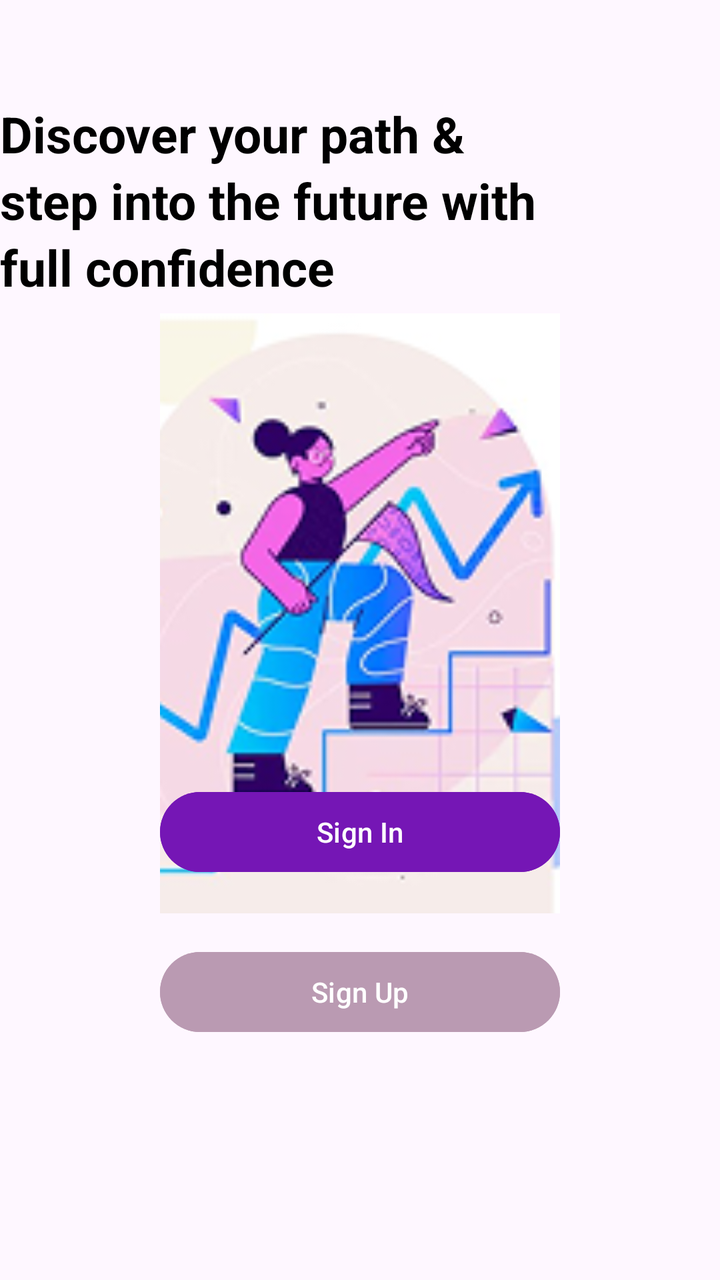
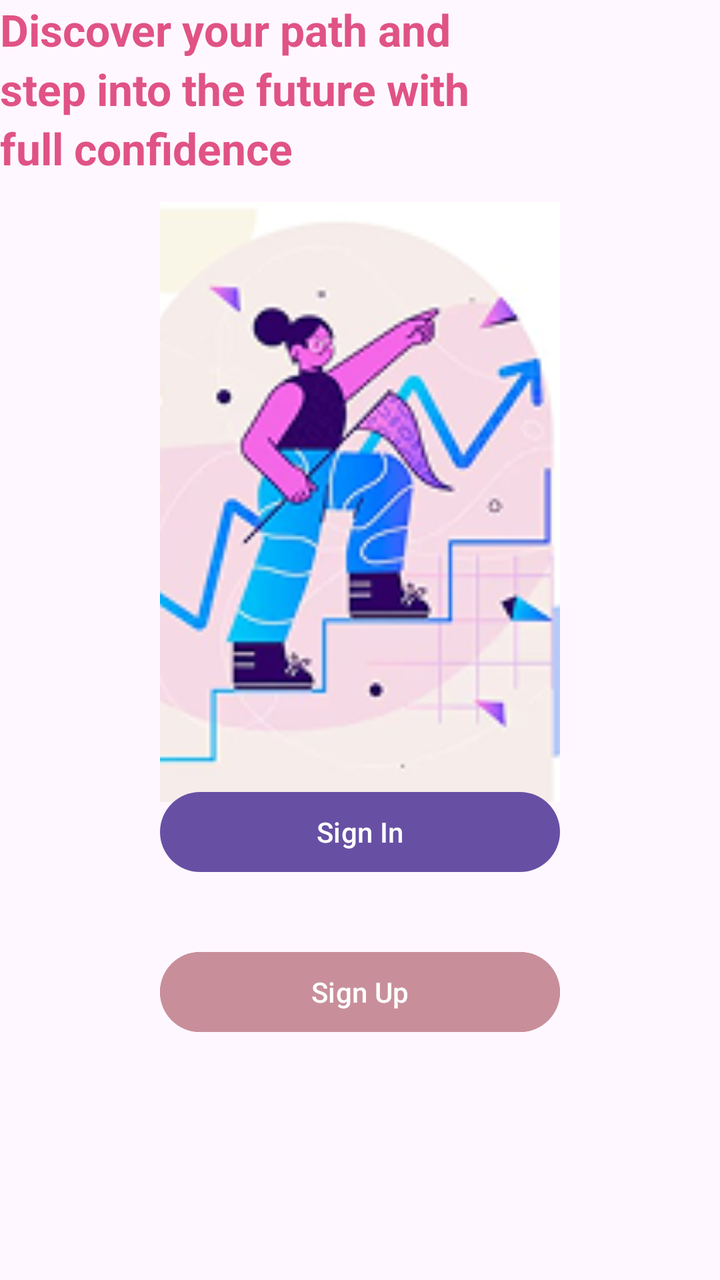

Two renders of the same Android screen: before a commit and after it. Below are the layout's source before the change and the commit's diff.
<!-- AndroidManifest.xml: application theme Theme.Mind2Career -->
<!-- res/layout/activity_sidra1.xml -->
<?xml version="1.0" encoding="utf-8"?>
<androidx.constraintlayout.widget.ConstraintLayout xmlns:android="http://schemas.android.com/apk/res/android"
    xmlns:app="http://schemas.android.com/apk/res-auto"
    xmlns:tools="http://schemas.android.com/tools"
    android:id="@+id/main"
    android:layout_width="match_parent"
    android:layout_height="match_parent"
    tools:context=".sidra1">
    <TextView
        android:id="@+id/titleOnboard"
        android:layout_width="0dp"
        android:layout_height="wrap_content"
        android:text="Discover your path &amp; \nstep into the future with \nfull confidence"
        android:textAlignment="center"
        android:textSize="25sp"
        android:textStyle="bold"
        android:lineSpacingExtra="4dp"
        android:textColor="@color/black"
        android:layout_marginTop="50dp"
        app:layout_constraintTop_toTopOf="parent"
        app:layout_constraintStart_toStartOf="parent"
        app:layout_constraintEnd_toEndOf="parent" />
    <ImageView
        android:id="@+id/illustrationonboard"
        android:layout_width="200dp"
        android:layout_height="300dp"
        android:src="@drawable/illustration4"
        android:contentDescription="illustration"
        android:scaleType="centerCrop"
        app:layout_constraintTop_toBottomOf="@id/titleOnboard"
        app:layout_constraintBottom_toTopOf="@+id/btnSignUp"
        app:layout_constraintStart_toStartOf="parent"
        app:layout_constraintEnd_toEndOf="parent"
        app:layout_constraintVertical_bias="0.1"
        android:adjustViewBounds="true"
        android:layout_marginTop="5dp"
        android:layout_marginBottom="5dp"/>
    <com.google.android.material.button.MaterialButton
        android:id="@+id/btnSignIn"
        android:layout_width="200dp"
        android:layout_height="wrap_content"
        android:text="Sign In"
        android:backgroundTint="#7516B5"
        app:layout_constraintStart_toStartOf="parent"
        app:layout_constraintEnd_toEndOf="parent"
        app:layout_constraintBottom_toBottomOf="parent"
        android:layout_marginBottom="200dp" />

    <com.google.android.material.button.MaterialButton
        android:id="@+id/btnSignUp"
        android:layout_width="200dp"
        android:layout_height="wrap_content"
        android:text="Sign Up"
        android:backgroundTint="#BA9AB2"
        app:layout_constraintBottom_toBottomOf="parent"
        app:layout_constraintStart_toStartOf="parent"
        app:layout_constraintEnd_toEndOf="parent"
        android:layout_marginBottom="120dp" />

</androidx.constraintlayout.widget.ConstraintLayout>
<!-- resources referenced by this layout -->
<resources>
  <color name="black">#FF000000</color>
  <!-- drawable illustration4: png bitmap (drawable, 38646 bytes) -->
  <style name="Theme.Mind2Career" parent="Base.Theme.Mind2Career" />
  <style name="Base.Theme.Mind2Career" parent="Theme.Material3.DayNight.NoActionBar">
          
          
      </style>
</resources>

<!-- the commit's change to res/layout/activity_sidra1.xml (unified diff, before → after) -->
@@ -10,13 +10,12 @@
         android:id="@+id/titleOnboard"
         android:layout_width="0dp"
         android:layout_height="wrap_content"
-        android:text="Discover your path &amp; \nstep into the future with \nfull confidence"
+        android:text="Discover your path and \nstep into the future with \nfull confidence"
         android:textAlignment="center"
-        android:textSize="25sp"
+        android:textSize="22sp"
         android:textStyle="bold"
         android:lineSpacingExtra="4dp"
-        android:textColor="@color/black"
-        android:layout_marginTop="50dp"
+        android:textColor="@color/light_purple"
         app:layout_constraintTop_toTopOf="parent"
         app:layout_constraintStart_toStartOf="parent"
         app:layout_constraintEnd_toEndOf="parent" />
@@ -40,7 +39,6 @@
         android:layout_width="200dp"
         android:layout_height="wrap_content"
         android:text="Sign In"
-        android:backgroundTint="#7516B5"
         app:layout_constraintStart_toStartOf="parent"
         app:layout_constraintEnd_toEndOf="parent"
         app:layout_constraintBottom_toBottomOf="parent"
@@ -51,7 +49,7 @@
         android:layout_width="200dp"
         android:layout_height="wrap_content"
         android:text="Sign Up"
-        android:backgroundTint="#BA9AB2"
+        android:backgroundTint="#C88F9A"
         app:layout_constraintBottom_toBottomOf="parent"
         app:layout_constraintStart_toStartOf="parent"
         app:layout_constraintEnd_toEndOf="parent"
<!-- resource entries referenced after the edit -->
@@ -1,6 +1,6 @@
 <!-- resources referenced by this layout -->
 <resources>
-  <color name="black">#FF000000</color>
+  <color name="light_purple">#E05384</color>
   <!-- drawable illustration4: png bitmap (drawable, 38646 bytes) -->
   <style name="Theme.Mind2Career" parent="Base.Theme.Mind2Career" />
   <style name="Base.Theme.Mind2Career" parent="Theme.Material3.DayNight.NoActionBar">
